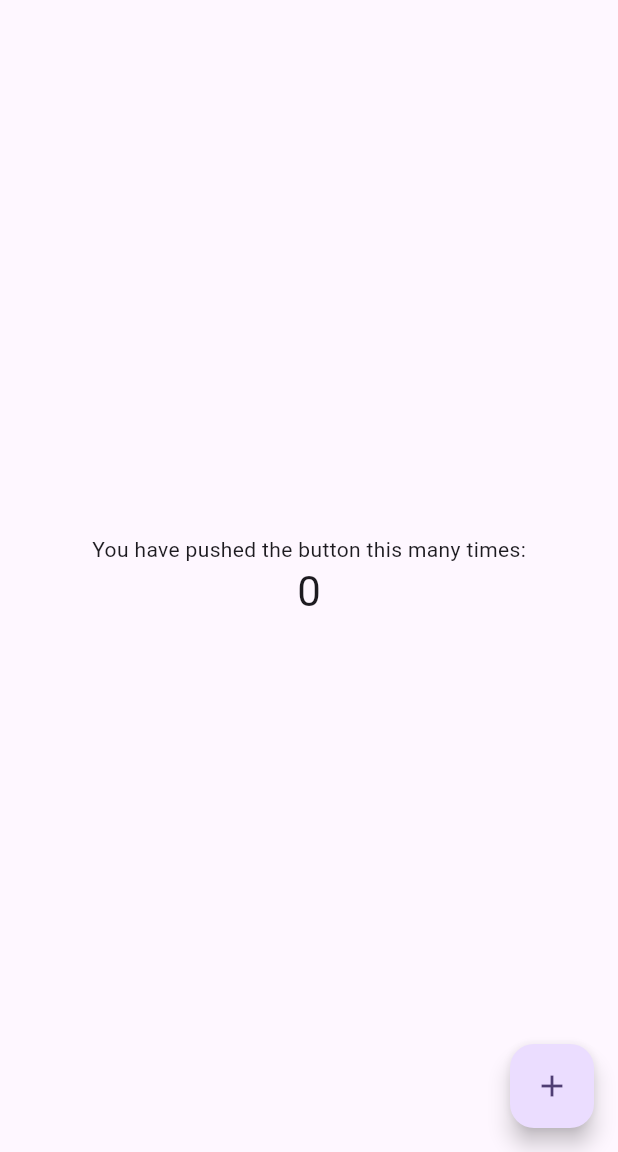
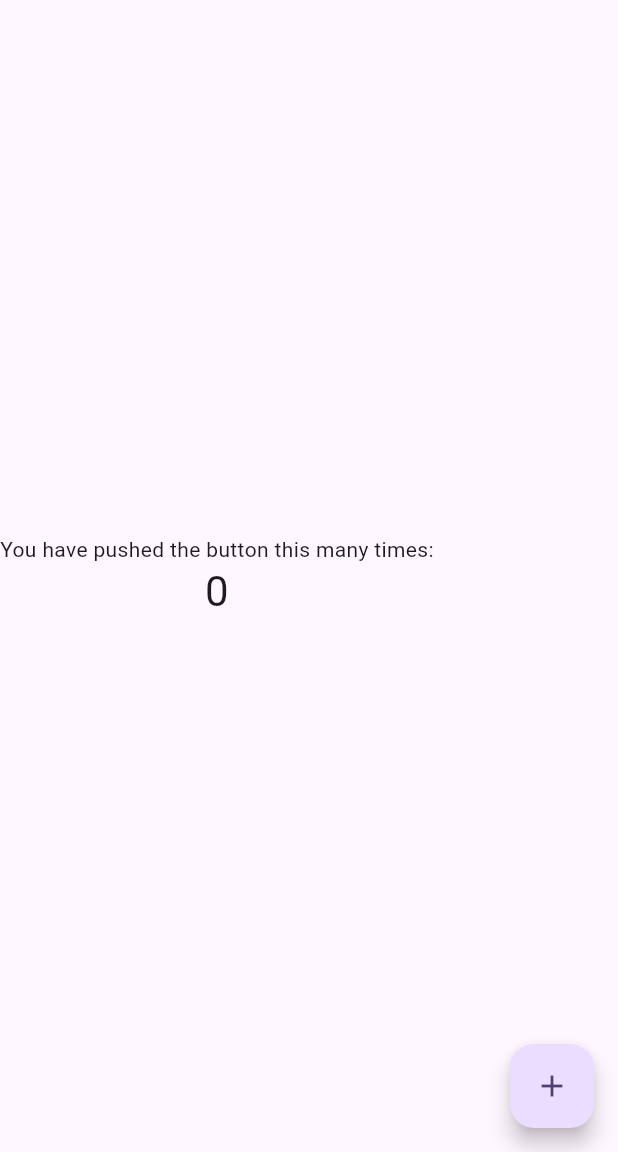
Before and after one commit to ambujpal/increment, a Flutter app: the screen it shows after launch, on a phone screen of 412 x 824 dp, the part 84-1236 px from its top. Run offline on Flutter 3.47's test engine with Material 3 defaults, Android fonts, the phone set to English and light mode, and no system bars.

```diff
--- a/lib/main.dart
+++ b/lib/main.dart
@@ -11,7 +11,7 @@ class MyApp extends StatelessWidget {
   @override
   Widget build(BuildContext context) {
     return MaterialApp(
-      title: 'Flutter Demo',
+      title: 'Flutter CI CD',
       theme: ThemeData(
         // This is the theme of your application.
         //
@@ -86,23 +86,7 @@ class _MyHomePageState extends State<MyHomePage> {
         // the App.build method, and use it to set our appbar title.
         title: Text(widget.title),
       ),
-      body: Center(
-        // Center is a layout widget. It takes a single child and positions it
-        // in the middle of the parent.
-        child: Column(
-          // Column is also a layout widget. It takes a list of children and
-          // arranges them vertically. By default, it sizes itself to fit its
-          // children horizontally, and tries to be as tall as its parent.
-          //
-          // Column has various properties to control how it sizes itself and
-          // how it positions its children. Here we use mainAxisAlignment to
-          // center the children vertically; the main axis here is the vertical
-          // axis because Columns are vertical (the cross axis would be
-          // horizontal).
-          //
-          // TRY THIS: Invoke "debug painting" (choose the "Toggle Debug Paint"
-          // action in the IDE, or press "p" in the console), to see the
-          // wireframe for each widget.
+      body: Column(
         mainAxisAlignment: MainAxisAlignment.center,
         children: <Widget>[
           const Text(
@@ -114,7 +98,6 @@ class _MyHomePageState extends State<MyHomePage> {
           ),
         ],
       ),
-      ),
       floatingActionButton: FloatingActionButton(
         onPressed: _incrementCounter,
         tooltip: 'Increment',
```
Lines whose indentation alone changed are shown as unchanged.
